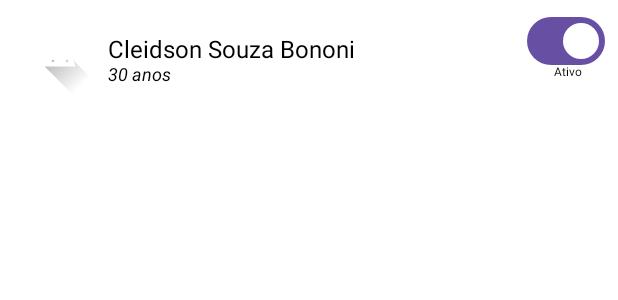
After one commit to Bonni-dev/ProfileApp, an Android app built with Jetpack Compose: the @Preview function ProfileItem, on a phone screen of 412 x 824 dp. The commit adds this screen. Shown: the top 300 px of the screen. Run offline under Robolectric (Android 15) with nearby library versions, the phone set to English and light mode, and no system bars.

Commit message:
create ui classes

```diff
--- a/app/src/main/java/com/example/profileapp/data/database/mapper/DataMapper.kt
+++ b/app/src/main/java/com/example/profileapp/data/database/mapper/DataMapper.kt
@@ -2,7 +2,7 @@ package com.example.profileapp.data.database.mapper
 
 import com.example.profileapp.data.database.entities.ProfileEntity
 import com.example.profileapp.data.model.Profile
-import com.example.profileapp.ui.registration.RegistrationViewParams
+import com.example.profileapp.presentation.registration.RegistrationViewParams
 
 
 fun RegistrationViewParams.toProfileEntity() = ProfileEntity(
--- a/app/src/main/java/com/example/profileapp/data/repository/ProfileRepository.kt
+++ b/app/src/main/java/com/example/profileapp/data/repository/ProfileRepository.kt
@@ -2,7 +2,7 @@ package com.example.profileapp.data.repository
 
 import com.example.profileapp.data.database.entities.ProfileEntity
 import com.example.profileapp.data.model.Profile
-import com.example.profileapp.ui.registration.RegistrationViewParams
+import com.example.profileapp.presentation.registration.RegistrationViewParams
 
 interface ProfileRepository {
 
--- a/app/src/main/java/com/example/profileapp/data/repository/ProfileRepositoryImpl.kt
+++ b/app/src/main/java/com/example/profileapp/data/repository/ProfileRepositoryImpl.kt
@@ -5,7 +5,7 @@ import com.example.profileapp.data.database.entities.ProfileEntity
 import com.example.profileapp.data.database.mapper.toProfile
 import com.example.profileapp.data.database.mapper.toProfileEntity
 import com.example.profileapp.data.model.Profile
-import com.example.profileapp.ui.registration.RegistrationViewParams
+import com.example.profileapp.presentation.registration.RegistrationViewParams
 
 class ProfileRepositoryImpl(
     private val profileDao: ProfileDao
--- a/app/src/main/java/com/example/profileapp/ui/registration/RegistrationViewParams.kt
+++ b/app/src/main/java/com/example/profileapp/presentation/registration/RegistrationViewParams.kt
@@ -1,4 +1,4 @@
-package com.example.profileapp.ui.registration
+package com.example.profileapp.presentation.registration
 
 data class RegistrationViewParams (
     var name: String = "",
--- a/app/src/main/java/com/example/profileapp/ui/theme/Color.kt
+++ b/app/src/main/java/com/example/profileapp/presentation/theme/Color.kt
@@ -1,4 +1,4 @@
-package com.example.profileapp.ui.theme
+package com.example.profileapp.presentation.theme
 
 import androidx.compose.ui.graphics.Color
 
--- a/app/src/main/java/com/example/profileapp/ui/theme/Theme.kt
+++ b/app/src/main/java/com/example/profileapp/presentation/theme/Theme.kt
@@ -1,6 +1,5 @@
-package com.example.profileapp.ui.theme
+package com.example.profileapp.presentation.theme
 
-import android.app.Activity
 import android.os.Build
 import androidx.compose.foundation.isSystemInDarkTheme
 import androidx.compose.material3.MaterialTheme
--- a/app/src/main/java/com/example/profileapp/ui/theme/Type.kt
+++ b/app/src/main/java/com/example/profileapp/presentation/theme/Type.kt
@@ -1,4 +1,4 @@
-package com.example.profileapp.ui.theme
+package com.example.profileapp.presentation.theme
 
 import androidx.compose.material3.Typography
 import androidx.compose.ui.text.TextStyle
--- /dev/null
+++ b/app/src/main/java/com/example/profileapp/presentation/views/HomeScreen.kt
@@ -0,0 +1 @@
+package com.example.profileapp.presentation.views
--- /dev/null
+++ b/app/src/main/java/com/example/profileapp/presentation/views/InactiveScreen.kt
@@ -0,0 +1 @@
+package com.example.profileapp.presentation.views
--- /dev/null
+++ b/app/src/main/java/com/example/profileapp/presentation/views/ProfileItem.kt
@@ -0,0 +1,76 @@
+package com.example.profileapp.presentation.views
+
+import androidx.compose.foundation.Image
+import androidx.compose.foundation.clickable
+import androidx.compose.foundation.layout.Arrangement
+import androidx.compose.foundation.layout.Column
+import androidx.compose.foundation.layout.Row
+import androidx.compose.foundation.layout.Spacer
+import androidx.compose.foundation.layout.fillMaxWidth
+import androidx.compose.foundation.layout.padding
+import androidx.compose.foundation.layout.size
+import androidx.compose.material3.Switch
+import androidx.compose.material3.Text
+import androidx.compose.runtime.Composable
+import androidx.compose.runtime.mutableStateOf
+import androidx.compose.runtime.remember
+import androidx.compose.ui.Alignment
+import androidx.compose.ui.Modifier
+import androidx.compose.ui.res.painterResource
+import androidx.compose.ui.text.font.FontStyle
+import androidx.compose.ui.tooling.preview.Preview
+import androidx.compose.ui.unit.dp
+import androidx.compose.ui.unit.sp
+import com.example.profileapp.R
+
+
+@Preview(showBackground = true)
+@Composable
+fun ProfileItem() {
+    var checked = remember { mutableStateOf(true) }
+
+    Row(
+        modifier = Modifier
+            .fillMaxWidth()
+            .padding(16.dp)
+            .clickable {  },
+        verticalAlignment = Alignment.CenterVertically,
+    ) {
+        Image(
+            modifier = Modifier.size(48.dp),
+            painter = painterResource(id = R.drawable.ic_launcher_foreground),
+            contentDescription = "Profile picture"
+        )
+        Column(
+            modifier = Modifier
+                .padding(horizontal = 8.dp),
+        ) {
+            Text(
+                text = "Cleidson Souza Bononi",
+                fontSize = 16.sp
+            )
+            Text(
+                text = "30 anos",
+                fontSize = 12.sp,
+                fontStyle = FontStyle.Italic
+            )
+        }
+        Spacer(modifier = Modifier.weight(1f))
+        Column(
+            modifier = Modifier
+                .padding(horizontal = 8.dp) ,
+            verticalArrangement = Arrangement.SpaceAround
+        ) {
+            Switch(
+                modifier = Modifier.size(16.dp),
+                checked = checked.value,
+                onCheckedChange = { checked.value = it }
+            )
+            Text(
+                modifier = Modifier.padding(vertical = 8.dp),
+                text = "Ativo",
+                fontSize = 8.sp,
+            )
+        }
+    }
+}
```
Also changed, not shown: app/src/main/java/com/example/profileapp/presentation/viewmodel/HomeScreenViewModel.kt (added, +26 -0 lines), app/src/main/java/com/example/profileapp/presentation/views/Loader.kt (added, +32 -0 lines), app/src/main/java/com/example/profileapp/presentation/views/RegistrationScreen.kt (added, +18 -0 lines).
